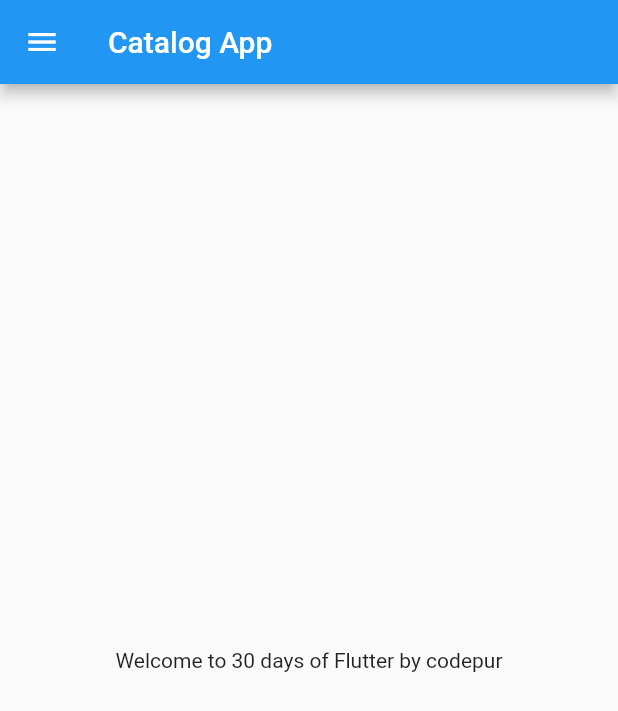
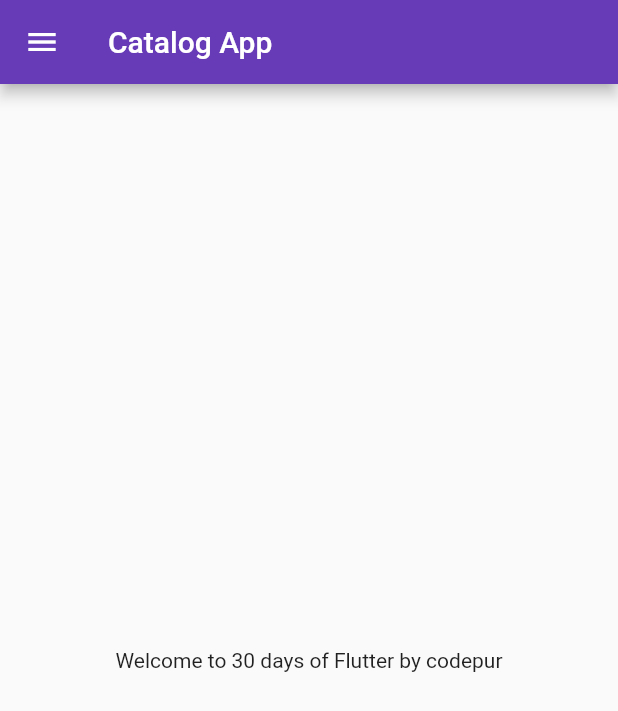
Before and after one commit to yashsharma1702/fluttercatalog, a Flutter app: the screen it shows after launch, on a phone screen of 412 x 824 dp. Shown: the top 711 px of the screen. Run offline on Flutter 3.47's test engine with Material 2 defaults, Android fonts, the phone set to English and light mode, and no system bars.

Commit message:
day3 completed

```diff
--- a/lib/main.dart
+++ b/lib/main.dart
@@ -1,5 +1,6 @@
 import 'package:flutter/material.dart';
-import 'package:fluttercatalog/Home_page.dart';
+import 'package:fluttercatalog/Pages/Login_page.dart';
+import 'Pages/Home_page.dart';
 
 void main() {
   runApp(MyApp());
@@ -8,6 +9,16 @@ void main() {
 class MyApp extends StatelessWidget {
   @override
   Widget build(BuildContext context) {
-    return MaterialApp(home: HomePage());
+    return MaterialApp(
+      themeMode: ThemeMode.light,
+      theme: ThemeData(primarySwatch: Colors.deepPurple),
+      darkTheme: ThemeData(brightness: Brightness.dark),
+      initialRoute: "/home",
+      routes: {
+        "/": (context) => LoginPage(),
+        "/home": (context) => HomePage(),
+        "/login": (context) => LoginPage(),
+      },
+    );
   }
 }
```
Also changed, not shown: lib/Pages/Login_page.dart (added, +19 -0 lines), lib/Pages/Home_page.dart (renamed from lib/Home_page.dart).
